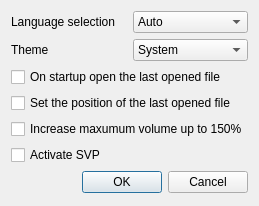
Old version of the form forms/settings_window.ui in the repository Communist02/AnimePlayer.
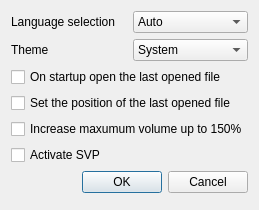
New version of the form. Icons and pictures are not drawn.

```diff
--- a/forms/settings_window.ui
+++ b/forms/settings_window.ui
@@ -7,7 +7,7 @@
     <x>0</x>
     <y>0</y>
     <width>254</width>
-    <height>206</height>
+    <height>210</height>
    </rect>
   </property>
   <property name="windowTitle">
```
